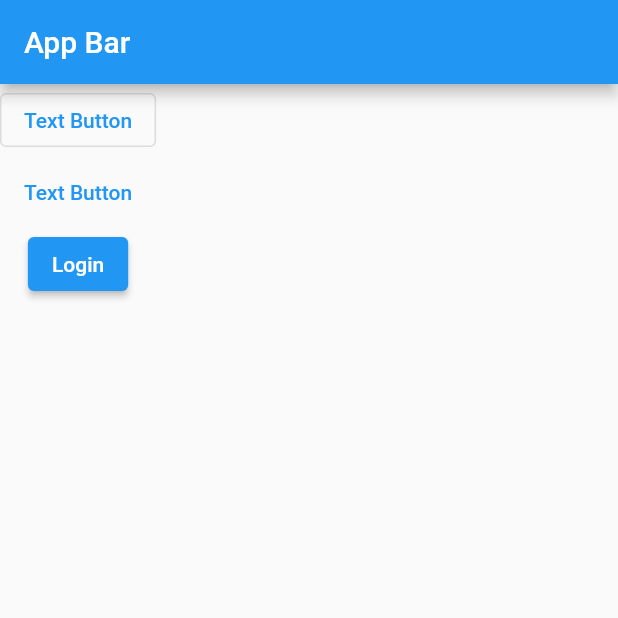
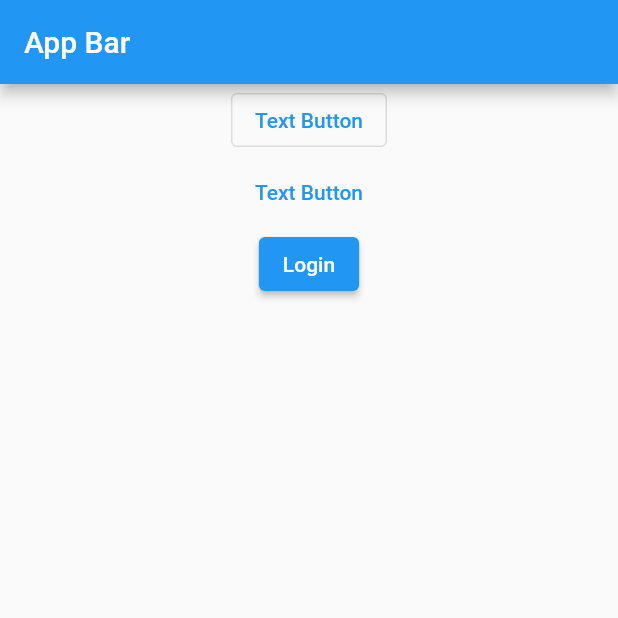
Before and after one commit to divyakumari12/fitorbit_app, a Flutter app: the screen it shows after launch, on a phone screen of 412 x 824 dp, the top half of it. Run offline on Flutter 3.47's test engine with Material 2 defaults, Android fonts, the phone set to English and light mode, and no system bars.

Commit message:
types of buttons

```diff
--- a/demo_app/lib/main.dart
+++ b/demo_app/lib/main.dart
@@ -38,7 +38,8 @@ class _MyHomePageState extends State<MyHomePage> {
         // the App.build method, and use it to set our appbar title.
         title: Text("App Bar"),
       ),
-      body: SafeArea(
+      body: Center(
+        child: SafeArea(
           child: Column(
             children: [
               Container(
@@ -74,6 +75,7 @@ class _MyHomePageState extends State<MyHomePage> {
             ],
           ),
         ),
+      ),
     );
   }
 }
```
Lines whose indentation alone changed are shown as unchanged.
